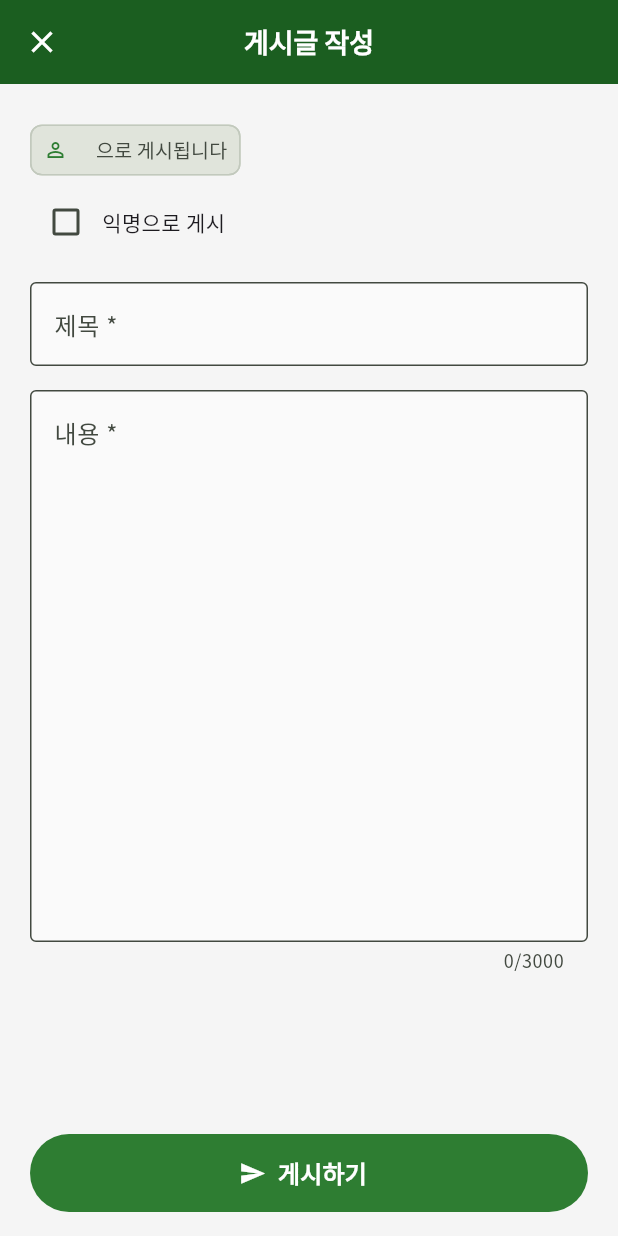
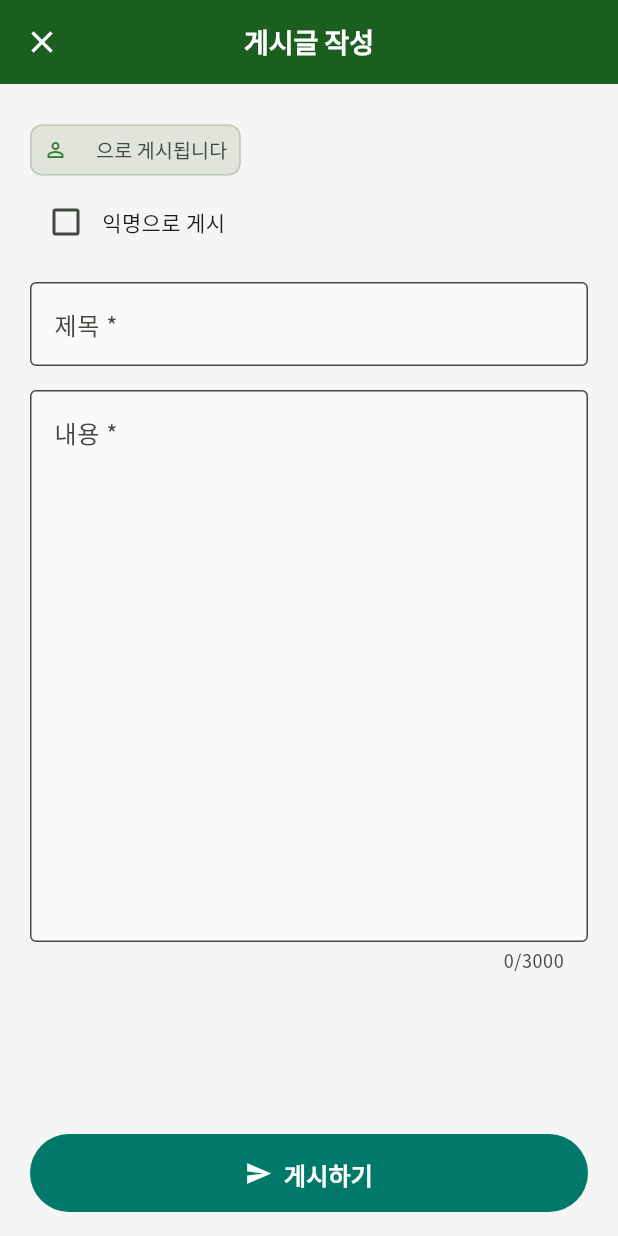
Before and after one commit to kwon0925/kindly-god, a Flutter app: the BoardWriteScreen screen opened by its route, on a phone screen of 412 x 824 dp. Run offline on Flutter 3.47's test engine with Material 3 defaults, Android fonts, the phone set to English and light mode, and no system bars; our stand-ins replace cloud_firestore, firebase_auth, firebase_core, flutter_riverpod, go_router, google_fonts and 1 more; accounts and stored records are empty.

Commit message:
fix: 활동상세 이미지 PC 전체노출, 랭킹 글씨 overflow, 게시하기 버튼 Teal 색상
Made-with: Cursor

```diff
--- /dev/null
+++ b/lib/widgets/board_button_style.dart
@@ -0,0 +1,13 @@
+import 'package:flutter/material.dart';
+
+/// 게시판 관련 버튼 스타일 — 배경과 구분되도록 눈에 띄는 색 사용
+class BoardButtonStyle {
+  BoardButtonStyle._();
+
+  /// 게시하기 버튼용 (Teal) — 기본 primary와 구분
+  static ButtonStyle get submit => FilledButton.styleFrom(
+        backgroundColor: Colors.teal.shade700,
+        foregroundColor: Colors.white,
+        padding: const EdgeInsets.symmetric(horizontal: 24, vertical: 16),
+      );
+}
--- a/lib/widgets/board_write_form.dart
+++ b/lib/widgets/board_write_form.dart
@@ -4,6 +4,7 @@ import 'package:go_router/go_router.dart';
 import '../repository/board_repository.dart';
 import '../repository/user_profile_repository.dart';
 import '../services/auth_service.dart';
+import 'board_button_style.dart';
 
 /// 게시글 작성 폼 위젯 — 로직과 UI를 담당
 /// board_write_screen.dart 에서 사용
@@ -141,6 +142,7 @@ class _BoardWriteFormState extends ConsumerState<BoardWriteForm> {
               width: double.infinity,
               height: 52,
               child: FilledButton.icon(
+                style: BoardButtonStyle.submit,
                 onPressed: _submitting ? null : _submit,
                 icon: _submitting
                     ? const SizedBox(
```
Also changed, not shown: lib/screens/board_detail_screen.dart (+2 -12 lines), lib/widgets/activity_detail_hero.dart (added, +30 -0 lines), lib/widgets/ranking_tabs.dart (+16 -4 lines), 3 other files.
